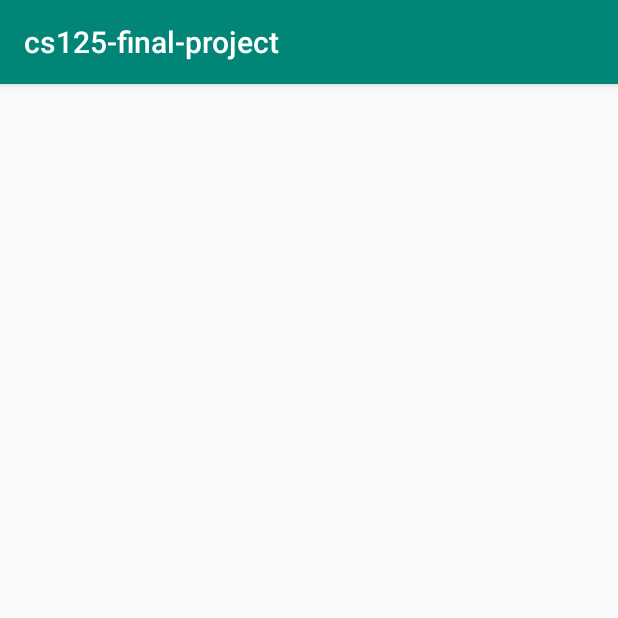
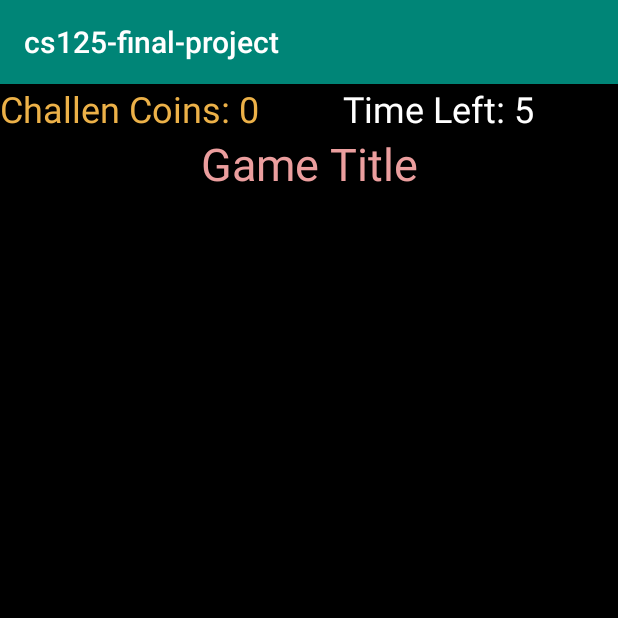
Before and after one commit to QwertycowMoo/cs125-final-project, an Android app: the GameActivity screen opened directly, with no data from a screen before it, on a phone screen of 412 x 824 dp, the top half of it. Run offline under Robolectric (Android 15) with nearby library versions, the phone set to English and light mode, and no system bars.

Commit message:
Games Activity has all games planned out

```diff
--- a/app/src/main/AndroidManifest.xml
+++ b/app/src/main/AndroidManifest.xml
@@ -10,7 +10,7 @@
         android:supportsRtl="true"
         android:theme="@style/AppTheme">
         <activity android:name=".GameActivity"></activity>
-        <activity android:name=".TrophyActivity" />
+        <activity android:name=".TrophyActivity"></activity>
         <activity android:name=".CreditsActivity"/>
         <activity android:name=".MainActivity">
             <intent-filter>
--- a/app/src/main/res/layout/activity_game.xml
+++ b/app/src/main/res/layout/activity_game.xml
@@ -4,6 +4,104 @@
     xmlns:tools="http://schemas.android.com/tools"
     android:layout_width="match_parent"
     android:layout_height="match_parent"
-    tools:context=".GameActivity">
+    tools:context=".GameActivity"
+    android:background="@color/black">
+
+    <LinearLayout
+        android:layout_width="match_parent"
+        android:layout_height="match_parent"
+        android:orientation="vertical">
+
+        <LinearLayout
+            android:id="@+id/layCoinsAndTime"
+            android:layout_width="match_parent"
+            android:layout_height="wrap_content"
+            android:orientation="horizontal">
+
+            <TextView
+                android:id="@+id/txtCoins"
+                android:layout_width="wrap_content"
+                android:layout_height="wrap_content"
+                android:layout_weight="1"
+                android:text="Challen Coins: 0"
+                android:textColor="#ECB148"
+                android:textSize="24sp" />
+
+            <TextView
+                android:id="@+id/txtTimer"
+                android:layout_width="wrap_content"
+                android:layout_height="wrap_content"
+                android:layout_weight="1"
+                android:text="Time Left: 5"
+                android:textColor="#FFFFFF"
+                android:textSize="24sp" />
+
+        </LinearLayout>
+
+        <LinearLayout
+            android:id="@+id/layTitle"
+            android:layout_width="match_parent"
+            android:layout_height="wrap_content"
+            android:orientation="vertical">
+
+            <TextView
+                android:id="@+id/txtGameTitle"
+                android:layout_width="match_parent"
+                android:layout_height="wrap_content"
+                android:gravity="center"
+                android:text="Game Title"
+                android:textAllCaps="false"
+                android:textColor="#EB9E9E"
+                android:textSize="30sp" />
+        </LinearLayout>
+
+        <LinearLayout
+            android:id="@+id/layQuestion"
+            android:layout_width="match_parent"
+            android:layout_height="wrap_content"
+            android:orientation="vertical">
+
+            <TextView
+                android:id="@+id/txtQuestion"
+                android:layout_width="match_parent"
+                android:layout_height="wrap_content"
+                android:text="Question" />
+        </LinearLayout>
+
+        <LinearLayout
+            android:id="@+id/layPushMP"
+            android:layout_width="match_parent"
+            android:layout_height="match_parent"
+            android:orientation="vertical"></LinearLayout>
+
+        <LinearLayout
+            android:id="@+id/layChangeSlides"
+            android:layout_width="match_parent"
+            android:layout_height="match_parent"
+            android:orientation="vertical">
+
+        </LinearLayout>
+
+        <LinearLayout
+            android:id="@+id/layClickCSLogo"
+            android:layout_width="match_parent"
+            android:layout_height="match_parent"
+            android:orientation="vertical">
+
+        </LinearLayout>
+
+        <LinearLayout
+            android:id="@+id/layBalanceLogo"
+            android:layout_width="match_parent"
+            android:layout_height="match_parent"
+            android:orientation="vertical"></LinearLayout>
+
+        <LinearLayout
+            android:id="@+id/laySmashBugs"
+            android:layout_width="match_parent"
+            android:layout_height="match_parent"
+            android:orientation="vertical"></LinearLayout>
+
+    </LinearLayout>
 
 </androidx.constraintlayout.widget.ConstraintLayout>
--- a/app/src/main/res/values/colors.xml
+++ b/app/src/main/res/values/colors.xml
@@ -5,4 +5,5 @@
     <color name="colorAccent">#D81B60</color>
     <color name="topGradient">#12264C</color>
     <color name="bottomGradient">#DC1432</color>
+    <color name="black">#000000</color>
 </resources>
```
